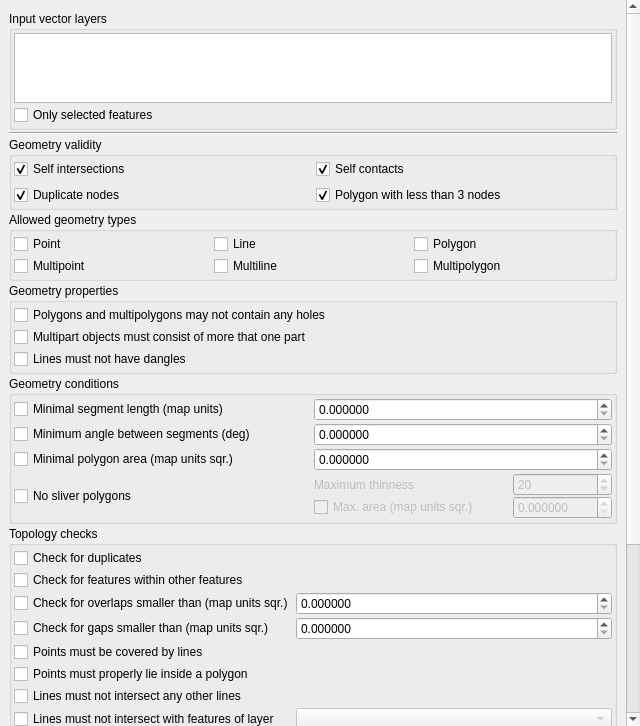
First picture: the form in src/plugins/geometry_checker/ui/qgsgeometrycheckersetuptab.ui, repository qgis/QGIS, before the edit.
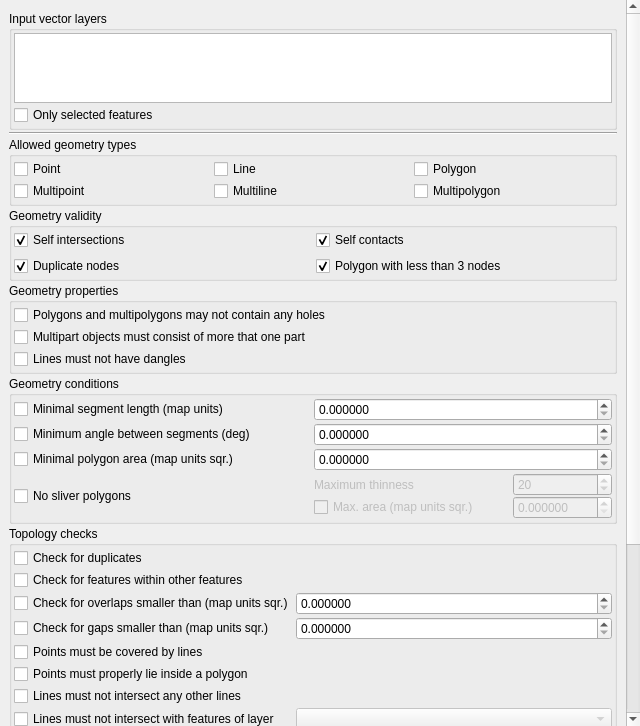
Second picture: the form after the edit. Icons and pictures are not drawn. Custom widgets are drawn as their Qt base class.

Commit message: [Geometry checker] Reorder some UI elements

Diff of the .ui file:
```diff
--- a/src/plugins/geometry_checker/ui/qgsgeometrycheckersetuptab.ui
+++ b/src/plugins/geometry_checker/ui/qgsgeometrycheckersetuptab.ui
@@ -41,7 +41,7 @@
       <property name="geometry">
        <rect>
         <x>0</x>
-        <y>-222</y>
+        <y>0</y>
         <width>626</width>
         <height>991</height>
        </rect>
@@ -109,70 +109,6 @@
             </property>
            </widget>
           </item>
-          <item>
-           <widget class="QGroupBox" name="groupBox_2">
-            <property name="title">
-             <string>Geometry validity</string>
-            </property>
-            <property name="flat">
-             <bool>true</bool>
-            </property>
-            <layout class="QGridLayout" name="gridLayout_8">
-             <property name="leftMargin">
-              <number>2</number>
-             </property>
-             <property name="topMargin">
-              <number>2</number>
-             </property>
-             <property name="rightMargin">
-              <number>2</number>
-             </property>
-             <property name="bottomMargin">
-              <number>2</number>
-             </property>
-             <item row="0" column="0">
-              <widget class="QCheckBox" name="checkBoxSelfIntersections">
-               <property name="text">
-                <string>Self intersections</string>
-               </property>
-               <property name="checked">
-                <bool>true</bool>
-               </property>
-              </widget>
-             </item>
-             <item row="1" column="0">
-              <widget class="QCheckBox" name="checkBoxDuplicateNodes">
-               <property name="text">
-                <string>Duplicate nodes</string>
-               </property>
-               <property name="checked">
-                <bool>true</bool>
-               </property>
-              </widget>
-             </item>
-             <item row="1" column="1">
-              <widget class="QCheckBox" name="checkBoxDegeneratePolygon">
-               <property name="text">
-                <string>Polygon with less than 3 nodes</string>
-               </property>
-               <property name="checked">
-                <bool>true</bool>
-               </property>
-              </widget>
-             </item>
-             <item row="0" column="1">
-              <widget class="QCheckBox" name="checkBoxSelfContacts">
-               <property name="text">
-                <string>Self contacts</string>
-               </property>
-               <property name="checked">
-                <bool>true</bool>
-               </property>
-              </widget>
-             </item>
-            </layout>
-           </widget>
-          </item>
           <item>
            <widget class="QGroupBox" name="groupBoxGeometryTypes">
             <property name="title">
@@ -242,6 +178,70 @@
             </layout>
            </widget>
           </item>
+          <item>
+           <widget class="QGroupBox" name="groupBox_2">
+            <property name="title">
+             <string>Geometry validity</string>
+            </property>
+            <property name="flat">
+             <bool>true</bool>
+            </property>
+            <layout class="QGridLayout" name="gridLayout_8">
+             <property name="leftMargin">
+              <number>2</number>
+             </property>
+             <property name="topMargin">
+              <number>2</number>
+             </property>
+             <property name="rightMargin">
+              <number>2</number>
+             </property>
+             <property name="bottomMargin">
+              <number>2</number>
+             </property>
+             <item row="0" column="0">
+              <widget class="QCheckBox" name="checkBoxSelfIntersections">
+               <property name="text">
+                <string>Self intersections</string>
+               </property>
+               <property name="checked">
+                <bool>true</bool>
+               </property>
+              </widget>
+             </item>
+             <item row="1" column="0">
+              <widget class="QCheckBox" name="checkBoxDuplicateNodes">
+               <property name="text">
+                <string>Duplicate nodes</string>
+               </property>
+               <property name="checked">
+                <bool>true</bool>
+               </property>
+              </widget>
+             </item>
+             <item row="1" column="1">
+              <widget class="QCheckBox" name="checkBoxDegeneratePolygon">
+               <property name="text">
+                <string>Polygon with less than 3 nodes</string>
+               </property>
+               <property name="checked">
+                <bool>true</bool>
+               </property>
+              </widget>
+             </item>
+             <item row="0" column="1">
+              <widget class="QCheckBox" name="checkBoxSelfContacts">
+               <property name="text">
+                <string>Self contacts</string>
+               </property>
+               <property name="checked">
+                <bool>true</bool>
+               </property>
+              </widget>
+             </item>
+            </layout>
+           </widget>
+          </item>
           <item>
            <widget class="QGroupBox" name="groupBoxGeometryProperties">
             <property name="title">
```
Left out of the diff: 2 changed lines with no effect on the pictures.
